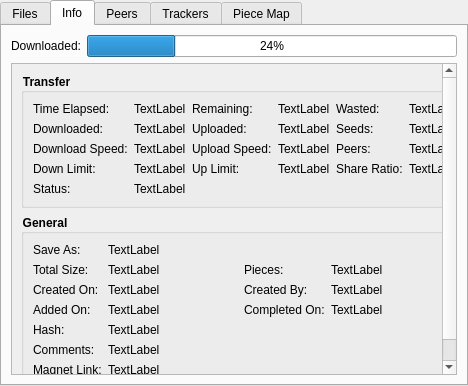
Old version of the form src/widgets/torrentwidget.ui in the repository setvisible/ArrowDL.
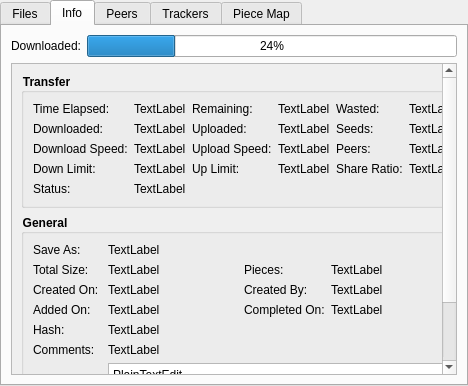
New version of the form. Custom widgets are drawn as their Qt base class.

Commit message: [Torrent] Fix GUI when long text in QTextEdit hides other QLabel in TorrentWidget

What changed in the file:
```diff
--- a/src/widgets/torrentwidget.ui
+++ b/src/widgets/torrentwidget.ui
@@ -170,7 +170,7 @@
                 <x>0</x>
                 <y>0</y>
                 <width>425</width>
-                <height>316</height>
+                <height>374</height>
                </rect>
               </property>
               <layout class="QVBoxLayout" name="verticalLayout_8">
@@ -511,9 +511,9 @@
                      </widget>
                     </item>
                     <item row="6" column="1" colspan="3">
-                     <widget class="QLabel" name="magnetLinkLineEdit">
-                      <property name="text">
-                       <string notr="true">TextLabel</string>
+                     <widget class="QPlainTextEdit" name="magnetLinkEdit">
+                      <property name="plainText">
+                       <string notr="true">PlainTextEdit</string>
                       </property>
                      </widget>
                     </item>
```
The commit also changes 2 other files.
